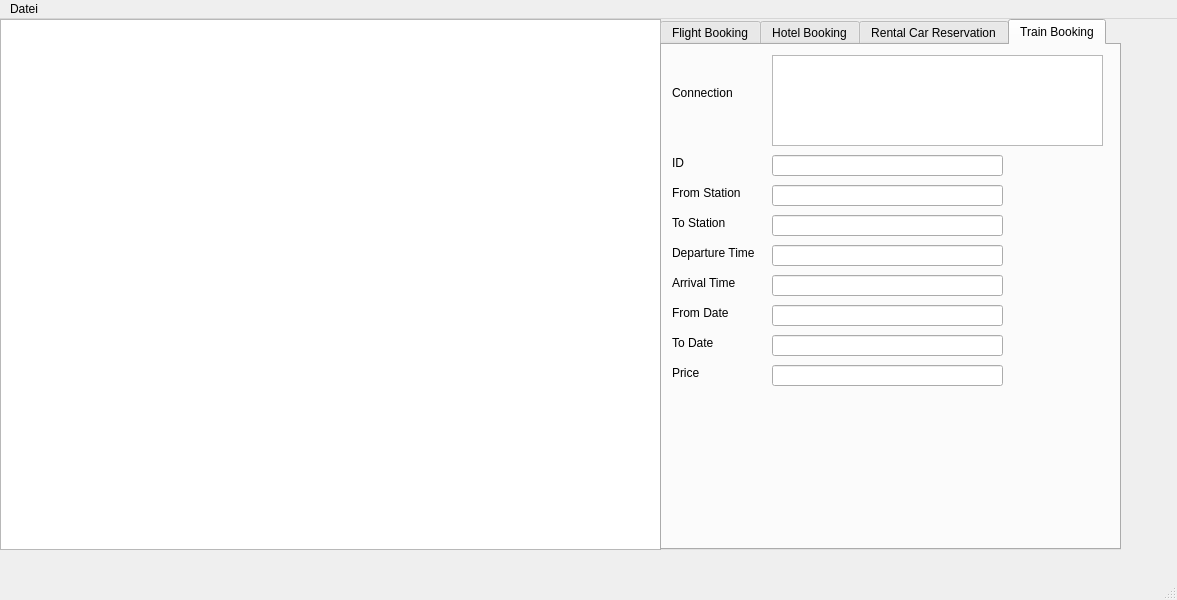
Before: the Qt Designer form travelagencyui.ui in pchiu02/pg2Praktikum_Malcherek, drawn with Qt 5.
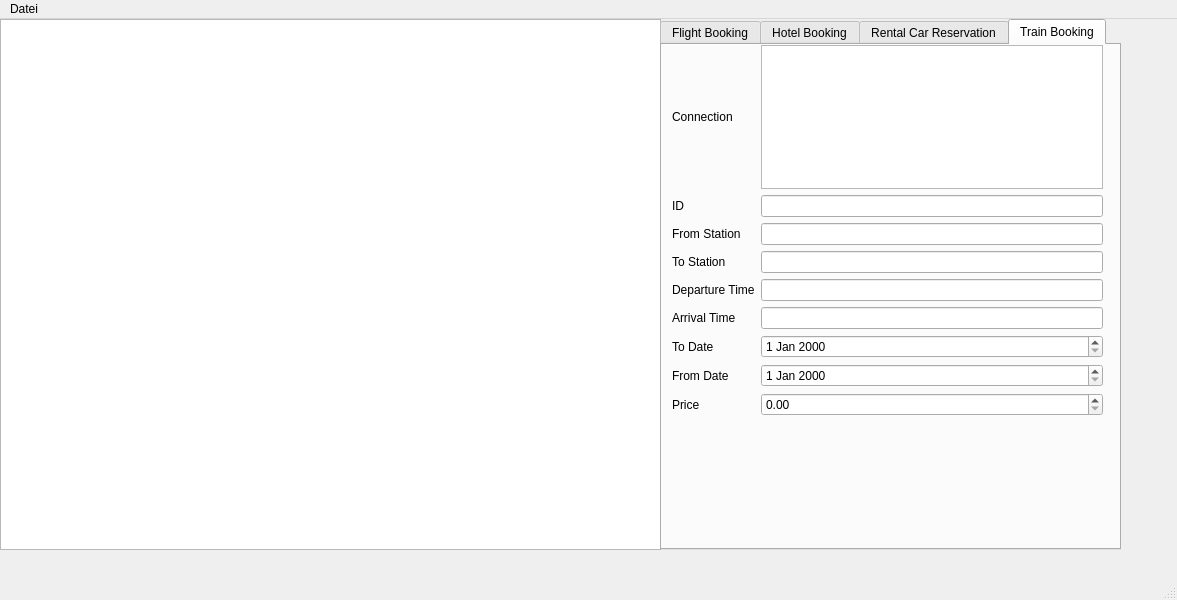
After: the same form once the commit is applied. The open tabs and pages were chosen to show the change.

What changed in the file:
```diff
--- a/travelagencyui.ui
+++ b/travelagencyui.ui
@@ -370,212 +370,107 @@
      <attribute name="title">
       <string>Train Booking</string>
      </attribute>
-     <widget class="QListView" name="connectionList">
+     <widget class="QWidget" name="gridLayoutWidget_4">
       <property name="geometry">
        <rect>
-        <x>110</x>
-        <y>10</y>
-        <width>331</width>
-        <height>91</height>
-       </rect>
-      </property>
-     </widget>
-     <widget class="QLabel" name="connectionListLabel">
-      <property name="geometry">
-       <rect>
         <x>10</x>
-        <y>40</y>
-        <width>71</width>
-        <height>16</height>
+        <y>0</y>
+        <width>431</width>
+        <height>371</height>
        </rect>
       </property>
-      <property name="text">
-       <string>Connection</string>
-      </property>
-     </widget>
-     <widget class="QLabel" name="trainIdLabel">
-      <property name="geometry">
-       <rect>
-        <x>10</x>
-        <y>110</y>
-        <width>58</width>
-        <height>16</height>
-       </rect>
-      </property>
-      <property name="text">
-       <string>ID</string>
-      </property>
-     </widget>
-     <widget class="QLineEdit" name="trainId">
-      <property name="geometry">
-       <rect>
-        <x>110</x>
-        <y>110</y>
-        <width>231</width>
-        <height>21</height>
-       </rect>
-      </property>
-     </widget>
-     <widget class="QLabel" name="trainFromStationLabel">
-      <property name="geometry">
-       <rect>
-        <x>10</x>
-        <y>140</y>
-        <width>81</width>
-        <height>16</height>
-       </rect>
-      </property>
-      <property name="text">
-       <string>From Station</string>
-      </property>
-     </widget>
-     <widget class="QLineEdit" name="trainFromStation">
-      <property name="geometry">
-       <rect>
-        <x>110</x>
-        <y>140</y>
-        <width>231</width>
-        <height>21</height>
-       </rect>
-      </property>
-     </widget>
-     <widget class="QLabel" name="trainToStationLabel">
-      <property name="geometry">
-       <rect>
-        <x>10</x>
-        <y>170</y>
-        <width>81</width>
-        <height>16</height>
-       </rect>
-      </property>
-      <property name="text">
-       <string>To Station</string>
-      </property>
-     </widget>
-     <widget class="QLineEdit" name="trainToStation">
-      <property name="geometry">
-       <rect>
-        <x>110</x>
-        <y>170</y>
-        <width>231</width>
-        <height>21</height>
-       </rect>
-      </property>
-     </widget>
-     <widget class="QLabel" name="trainDepartureTimeLabel">
-      <property name="geometry">
-       <rect>
-        <x>10</x>
-        <y>200</y>
-        <width>101</width>
-        <height>16</height>
-       </rect>
-      </property>
-      <property name="text">
-       <string>Departure Time</string>
-      </property>
-     </widget>
-     <widget class="QLineEdit" name="trainDepartureTime">
-      <property name="geometry">
-       <rect>
-        <x>110</x>
-        <y>200</y>
-        <width>231</width>
-        <height>21</height>
-       </rect>
-      </property>
-     </widget>
-     <widget class="QLabel" name="trainArrivalTimeLabel">
-      <property name="geometry">
-       <rect>
-        <x>10</x>
-        <y>230</y>
-        <width>101</width>
-        <height>16</height>
-       </rect>
-      </property>
-      <property name="text">
-       <string>Arrival Time</string>
-      </property>
-     </widget>
-     <widget class="QLineEdit" name="trainArrivalTime">
-      <property name="geometry">
-       <rect>
-        <x>110</x>
-        <y>230</y>
-        <width>231</width>
-        <height>21</height>
-       </rect>
-      </property>
-     </widget>
-     <widget class="QLabel" name="trainFromDateLabel">
-      <property name="geometry">
-       <rect>
-        <x>10</x>
-        <y>260</y>
-        <width>101</width>
-        <height>16</height>
-       </rect>
-      </property>
-      <property name="text">
-       <string>From Date</string>
-      </property>
-     </widget>
-     <widget class="QLineEdit" name="trainFromDate">
-      <property name="geometry">
-       <rect>
-        <x>110</x>
-        <y>260</y>
-        <width>231</width>
-        <height>21</height>
-       </rect>
-      </property>
-     </widget>
-     <widget class="QLabel" name="trainToDateLabel">
-      <property name="geometry">
-       <rect>
-        <x>10</x>
-        <y>290</y>
-        <width>101</width>
-        <height>16</height>
-       </rect>
-      </property>
-      <property name="text">
-       <string>To Date</string>
-      </property>
-     </widget>
-     <widget class="QLineEdit" name="trainToDate">
-      <property name="geometry">
-       <rect>
-        <x>110</x>
-        <y>290</y>
-        <width>231</width>
-        <height>21</height>
-       </rect>
-      </property>
-     </widget>
-     <widget class="QLabel" name="trainPriceLabel">
-      <property name="geometry">
-       <rect>
-        <x>10</x>
-        <y>320</y>
-        <width>101</width>
-        <height>16</height>
-       </rect>
-      </property>
-      <property name="text">
-       <string>Price</string>
-      </property>
-     </widget>
-     <widget class="QLineEdit" name="trainPrice">
-      <property name="geometry">
-       <rect>
-        <x>110</x>
-        <y>320</y>
-        <width>231</width>
-        <height>21</height>
-       </rect>
-      </property>
+      <layout class="QGridLayout" name="gridLayout_4">
+       <item row="4" column="0">
+        <widget class="QLabel" name="trainDepartureTimeLabel">
+         <property name="text">
+          <string>Departure Time</string>
+         </property>
+        </widget>
+       </item>
+       <item row="7" column="0">
+        <widget class="QLabel" name="trainFromDateLabel">
+         <property name="text">
+          <string>From Date</string>
+         </property>
+        </widget>
+       </item>
+       <item row="0" column="0">
+        <widget class="QLabel" name="connectionListLabel">
+         <property name="text">
+          <string>Connection</string>
+         </property>
+        </widget>
+       </item>
+       <item row="5" column="0">
+        <widget class="QLabel" name="trainArrivalTimeLabel">
+         <property name="text">
+          <string>Arrival Time</string>
+         </property>
+        </widget>
+       </item>
+       <item row="4" column="1">
+        <widget class="QLineEdit" name="trainDepartureTime"/>
+       </item>
+       <item row="1" column="1">
+        <widget class="QLineEdit" name="trainId"/>
+       </item>
+       <item row="5" column="1">
+        <widget class="QLineEdit" name="trainArrivalTime"/>
+       </item>
+       <item row="0" column="1">
+        <widget class="QListView" name="connectionList"/>
+       </item>
+       <item row="1" column="0">
+        <widget class="QLabel" name="trainIdLabel">
+         <property name="text">
+          <string>ID</string>
+         </property>
+        </widget>
+       </item>
+       <item row="3" column="1">
+        <widget class="QLineEdit" name="trainToStation"/>
+       </item>
+       <item row="3" column="0">
+        <widget class="QLabel" name="trainToStationLabel">
+         <property name="text">
+          <string>To Station</string>
+         </property>
+        </widget>
+       </item>
+       <item row="6" column="0">
+        <widget class="QLabel" name="trainToDateLabel">
+         <property name="text">
+          <string>To Date</string>
+         </property>
+        </widget>
+       </item>
+       <item row="2" column="0">
+        <widget class="QLabel" name="trainFromStationLabel">
+         <property name="text">
+          <string>From Station</string>
+         </property>
+        </widget>
+       </item>
+       <item row="2" column="1">
+        <widget class="QLineEdit" name="trainFromStation"/>
+       </item>
+       <item row="8" column="0">
+        <widget class="QLabel" name="trainPriceLabel">
+         <property name="text">
+          <string>Price</string>
+         </property>
+        </widget>
+       </item>
+       <item row="6" column="1">
+        <widget class="QDateEdit" name="trainToDate"/>
+       </item>
+       <item row="7" column="1">
+        <widget class="QDateEdit" name="trainFromDate"/>
+       </item>
+       <item row="8" column="1">
+        <widget class="QDoubleSpinBox" name="trainPrice"/>
+       </item>
+      </layout>
      </widget>
     </widget>
    </widget>
```
Left out of the diff: 235 changed lines with no effect on the pictures.
